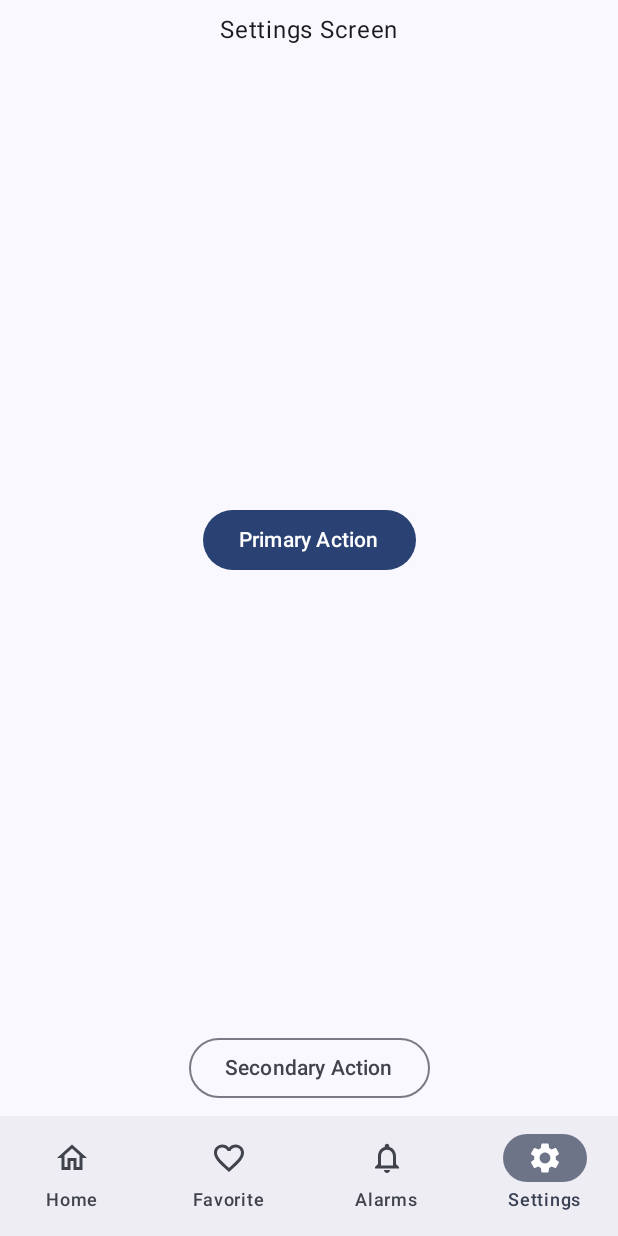
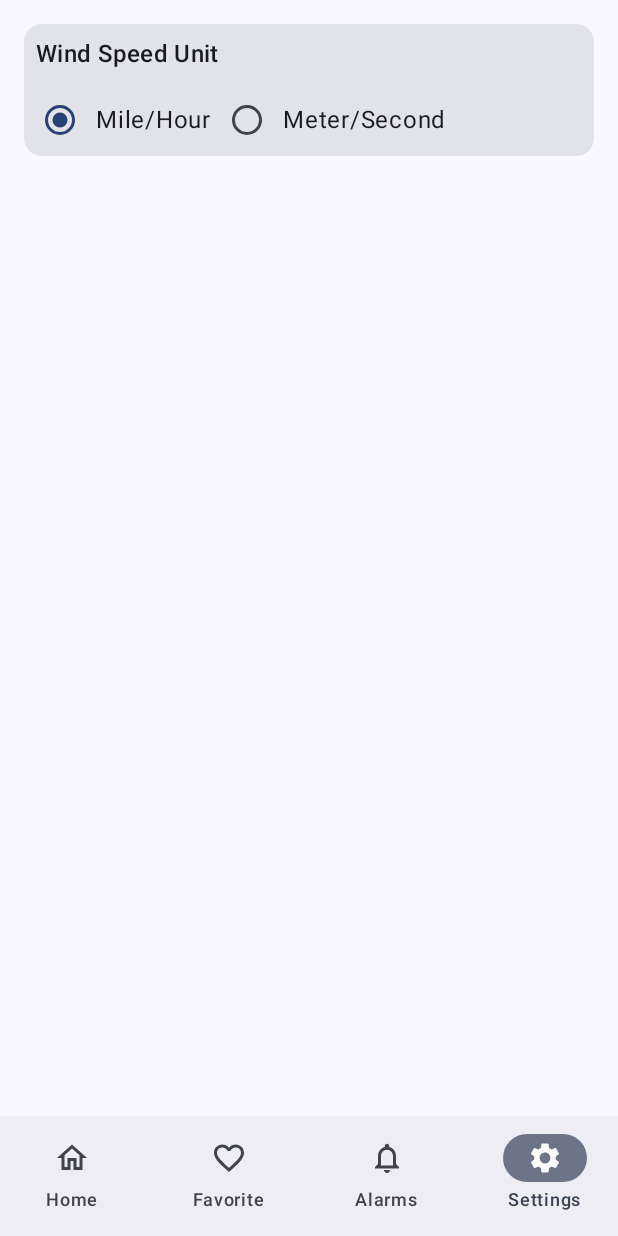
Before and after one commit to Boodyahmedhamdy/Vertex, an Android app built with Jetpack Compose: the screen it shows after launch (MainActivity), item 4 of the bottom bar chosen, on a phone screen of 412 x 824 dp. Run offline under Robolectric (Android 15) with nearby library versions, the light colour scheme and no system bars; our stand-ins replace Room's generated code; libraries missing offline, so code that uses them is left out: com.bumptech.glide; network calls fail; pictures from the network do not load; 1 statement that could not run was skipped.

Commit message:
wind speed settings

```diff
--- a/app/build.gradle.kts
+++ b/app/build.gradle.kts
@@ -101,5 +101,8 @@ dependencies {
     ksp("androidx.room:room-compiler:$room_version")
     implementation("androidx.room:room-ktx:$room_version")
 
+    // data store
+    implementation("androidx.datastore:datastore-preferences:1.1.4")
+
 
 }
--- /dev/null
+++ b/app/src/main/java/com/iti/vertex/data/repos/settings/ISettingsRepository.kt
@@ -0,0 +1,10 @@
+package com.iti.vertex.data.repos.settings
+
+import com.iti.vertex.data.sources.local.settings.WindSpeedUnit
+import kotlinx.coroutines.flow.Flow
+
+interface ISettingsRepository {
+    fun getCurrentWindSpeedUnit(): Flow<WindSpeedUnit>
+
+    suspend fun setWindSpeedUnit(windSpeedUnit: WindSpeedUnit)
+}
--- /dev/null
+++ b/app/src/main/java/com/iti/vertex/data/repos/settings/SettingsRepository.kt
@@ -0,0 +1,21 @@
+package com.iti.vertex.data.repos.settings
+
+import com.iti.vertex.data.sources.local.settings.ISettingsLocalDataSource
+import com.iti.vertex.data.sources.local.settings.WindSpeedUnit
+import kotlinx.coroutines.Dispatchers
+import kotlinx.coroutines.flow.flowOn
+import kotlinx.coroutines.flow.map
+
+private const val TAG = "SettingsRepository"
+class SettingsRepository(
+    private val localDataSource: ISettingsLocalDataSource
+) : ISettingsRepository {
+
+    override fun getCurrentWindSpeedUnit() = localDataSource.getCurrentWindSpeed()
+        .map { WindSpeedUnit.valueOf(it) }
+        .flowOn(Dispatchers.IO)
+
+    override suspend fun setWindSpeedUnit(windSpeedUnit: WindSpeedUnit) = localDataSource.setWindSpeedUnit(windSpeedUnit)
+
+
+}
--- /dev/null
+++ b/app/src/main/java/com/iti/vertex/data/sources/local/settings/DataStoreHelper.kt
@@ -0,0 +1,69 @@
+package com.iti.vertex.data.sources.local.settings
+
+import android.content.Context
+import android.util.Log
+import androidx.annotation.StringRes
+import androidx.datastore.core.DataStore
+import androidx.datastore.preferences.core.Preferences
+import androidx.datastore.preferences.core.edit
+import androidx.datastore.preferences.core.stringPreferencesKey
+import androidx.datastore.preferences.preferencesDataStore
+import com.iti.vertex.R
+import kotlinx.coroutines.flow.Flow
+import kotlinx.coroutines.flow.map
+
+private const val TAG = "DataStoreHelper"
+
+val Context.dataStore: DataStore<Preferences> by preferencesDataStore(name = "VERTEX_SETTINGS")
+
+class DataStoreHelper(private val context: Context) {
+
+    companion object {
+        val windSpeedUnitKey = stringPreferencesKey("WIND_SPEED_UNIT_KEY")
+        val tempUnitKey = stringPreferencesKey("TEMP_UNIT_KEY")
+    }
+
+    fun getCurrentTempUnit(): Flow<String> = context.dataStore.data.map { settings ->
+        settings[tempUnitKey] ?: TempUnit.KELVIN.name
+    }
+
+    suspend fun setTempUnit(tempUnit: TempUnit) = context.dataStore.edit {settings ->
+        settings[tempUnitKey] = tempUnit.name
+    }
+
+    fun getCurrentWindSpeed(): Flow<String> = context.dataStore.data.map {settings ->
+        Log.i(TAG, "getCurrentWindSpeed: ${settings[windSpeedUnitKey]}")
+        settings[windSpeedUnitKey] ?: WindSpeedUnit.MILE_PER_HOUR.name
+    }
+
+    suspend fun setWindSpeedUnit(windSpeedUnit: WindSpeedUnit) {
+        context.dataStore.edit {settings ->
+            settings[windSpeedUnitKey] = windSpeedUnit.name
+            Log.i(TAG, "setWindSpeedUnit: $windSpeedUnit")
+        }
+    }
+}
+
+
+
+enum class TempUnit(
+    val converter: (Double) -> Double,
+    @StringRes val displayName: Int = R.string.settings
+) {
+    KELVIN(converter = { it }, displayName = R.string.kelvin),
+    FAHRENHEIT(converter = { k -> 1.8 * (k - 273.05) + 32 }, displayName = R.string.fahrenheit),
+    Celsius(converter = { k -> k - 273.15 }, displayName = R.string.celisuis)
+}
+
+
+/**
+ * @param converter is the lambda to convert from default value to other values
+ * @property MILE_PER_HOUR is the default, so it returns the same value
+ * */
+enum class WindSpeedUnit(
+    val converter: (Double) -> Double,
+    @StringRes val displayName: Int = R.string.settings
+) {
+    MILE_PER_HOUR(converter = { it }, displayName = R.string.mile_per_hour), // default value
+    METER_PER_SECOND(converter = { it * 0.44704 }, displayName = R.string.meter_per_second)
+}
--- /dev/null
+++ b/app/src/main/java/com/iti/vertex/data/sources/local/settings/ISettingsLocalDataSource.kt
@@ -0,0 +1,9 @@
+package com.iti.vertex.data.sources.local.settings
+
+import kotlinx.coroutines.flow.Flow
+
+interface ISettingsLocalDataSource {
+    fun getCurrentWindSpeed(): Flow<String>
+
+    suspend fun setWindSpeedUnit(windSpeedUnit: WindSpeedUnit)
+}
--- /dev/null
+++ b/app/src/main/java/com/iti/vertex/data/sources/local/settings/SettingsLocalDataSource.kt
@@ -0,0 +1,15 @@
+package com.iti.vertex.data.sources.local.settings
+
+import kotlinx.coroutines.Dispatchers
+import kotlinx.coroutines.withContext
+
+class SettingsLocalDataSource(
+    private val dataStoreHelper: DataStoreHelper
+) : ISettingsLocalDataSource {
+
+    override fun getCurrentWindSpeed() = dataStoreHelper.getCurrentWindSpeed()
+    override suspend fun setWindSpeedUnit(windSpeedUnit: WindSpeedUnit) = withContext(Dispatchers.IO) {
+        dataStoreHelper.setWindSpeedUnit(windSpeedUnit)
+    }
+
+}
--- a/app/src/main/java/com/iti/vertex/navigation/VertexNavHost.kt
+++ b/app/src/main/java/com/iti/vertex/navigation/VertexNavHost.kt
@@ -13,6 +13,7 @@ import androidx.compose.runtime.setValue
 import androidx.compose.ui.Modifier
 import androidx.compose.ui.platform.LocalContext
 import androidx.compose.ui.unit.dp
+import androidx.datastore.core.DataStore
 import androidx.lifecycle.ViewModelProvider
 import androidx.lifecycle.compose.collectAsStateWithLifecycle
 import androidx.lifecycle.viewmodel.compose.viewModel
@@ -23,9 +24,12 @@ import androidx.navigation.navigation
 import androidx.navigation.toRoute
 import com.iti.vertex.alarms.screens.AlarmsScreen
 import com.iti.vertex.data.repos.forecast.ForecastRepository
+import com.iti.vertex.data.repos.settings.SettingsRepository
 import com.iti.vertex.data.sources.local.db.DatabaseHelper
 import com.iti.vertex.data.sources.local.db.entities.ForecastEntity
 import com.iti.vertex.data.sources.local.forecast.ForecastLocalDataSource
+import com.iti.vertex.data.sources.local.settings.DataStoreHelper
+import com.iti.vertex.data.sources.local.settings.SettingsLocalDataSource
 import com.iti.vertex.data.sources.remote.api.RetrofitHelper
 import com.iti.vertex.data.sources.remote.forecast.ForecastRemoteDataSource
 import com.iti.vertex.details.screens.ForecastDetailsScreen
@@ -41,6 +45,8 @@ import com.iti.vertex.home.vm.HomeViewModelFactory
 import com.iti.vertex.locationpicker.screens.LocationPickerScreen
 import com.iti.vertex.settings.screens.SettingsScreen
 import com.iti.vertex.navigation.routes.Routes
+import com.iti.vertex.settings.vm.SettingsViewModel
+import com.iti.vertex.settings.vm.SettingsViewModelFactory
 import kotlinx.coroutines.Dispatchers
 import okhttp3.Route
 
@@ -115,9 +121,16 @@ fun VertexNavHost(
         }
 
         composable<Routes.SettingsScreenRoute> {
-            SettingsScreen(modifier = Modifier
-                .fillMaxSize()
-                .padding(8.dp))
+            val helper = DataStoreHelper(context)
+            val dataSource = SettingsLocalDataSource(dataStoreHelper = helper)
+            val repo = SettingsRepository(localDataSource = dataSource)
+            val factory = SettingsViewModelFactory(repository = repo)
+            val viewModel: SettingsViewModel = viewModel(factory = factory)
+
+            SettingsScreen(
+                viewModel = viewModel,
+                modifier = Modifier.fillMaxSize().padding(8.dp)
+            )
         }
 
         composable<Routes.LocationPickerScreenRoute> {
--- a/app/src/main/java/com/iti/vertex/settings/screens/SettingsScreen.kt
+++ b/app/src/main/java/com/iti/vertex/settings/screens/SettingsScreen.kt
@@ -1,18 +1,127 @@
 package com.iti.vertex.settings.screens
 
+import androidx.annotation.StringRes
+import androidx.compose.foundation.layout.Column
+import androidx.compose.foundation.layout.ExperimentalLayoutApi
+import androidx.compose.foundation.layout.FlowRow
+import androidx.compose.foundation.layout.Row
+import androidx.compose.foundation.layout.fillMaxWidth
+import androidx.compose.foundation.layout.padding
+import androidx.compose.material3.Card
+import androidx.compose.material3.Checkbox
+import androidx.compose.material3.MaterialTheme
+import androidx.compose.material3.RadioButton
+import androidx.compose.material3.Text
 import androidx.compose.runtime.Composable
+import androidx.compose.ui.Alignment
 import androidx.compose.ui.Modifier
+import androidx.compose.ui.res.stringResource
 import androidx.compose.ui.tooling.preview.Preview
-import com.iti.vertex.ui.components.PlaceholderScreen
+import androidx.compose.ui.unit.dp
+import androidx.compose.ui.unit.max
+import androidx.lifecycle.compose.collectAsStateWithLifecycle
+import com.iti.vertex.R
+import com.iti.vertex.data.sources.local.settings.WindSpeedUnit
+import com.iti.vertex.settings.vm.SettingsViewModel
 
+@OptIn(ExperimentalLayoutApi::class)
 @Composable
-fun SettingsScreen(modifier: Modifier = Modifier) {
-    PlaceholderScreen(
-        title = "Settings Screen",
-        onPrimaryButtonClicked = {  },
-        onSecondaryButtonClicked = {  },
+fun SettingsScreen(
+    viewModel: SettingsViewModel,
+    modifier: Modifier = Modifier,
+) {
+
+    val windSpeedState = viewModel.windSpeedUnitState.collectAsStateWithLifecycle()
+
+
+    SettingsScreenContent(
+        windSpeedUnitState = windSpeedState.value,
+        onWindSpeedUnitChanged = { viewModel.setWindSpeedUnit(it) },
+        modifier = modifier,
+    )
+
+
+}
+
+@OptIn(ExperimentalLayoutApi::class)
+@Composable
+fun SettingsScreenContent(
+    modifier: Modifier = Modifier,
+    windSpeedUnitState: WindSpeedUnit,
+    onWindSpeedUnitChanged: (WindSpeedUnit) -> Unit
+) {
+    Column(
         modifier = modifier
-    )
+    ){
+        // wind speed card
+        Card(modifier = Modifier.fillMaxWidth().padding(8.dp)) {
+            // title
+            Text(
+                text = "Wind Speed Unit",
+                style = MaterialTheme.typography.titleMedium,
+                modifier = Modifier.padding(8.dp)
+            )
+
+            // options
+            FlowRow(maxItemsInEachRow = 2) {
+                WindSpeedUnit.entries.forEach { windSpeedUnit ->
+                    Row(
+                        verticalAlignment = Alignment.CenterVertically
+                    ){
+                        RadioButton(
+                            selected = windSpeedUnitState == windSpeedUnit,
+                            onClick = { onWindSpeedUnitChanged(windSpeedUnit) }
+                        )
+                        Text(text = stringResource(windSpeedUnit.displayName))
+                    }
+                }
+            }
+        }
+
+        // temperature unit card
+
+
+    }
+}
+
+@OptIn(ExperimentalLayoutApi::class)
+@Composable
+fun SettingsItem(
+    modifier: Modifier = Modifier,
+    @StringRes title: Int,
+    maxItemsInEachRow: Int = 2,
+    options: List<Any>,
+    selected: () -> Boolean,
+    onClick: (Any) -> Unit,
+    @StringRes displayName: Int
+) {
+    Card(
+        modifier = modifier
+    ) {
+        // title
+        Text(
+            text = stringResource(title),
+            style = MaterialTheme.typography.titleMedium,
+            modifier = Modifier.padding(8.dp)
+        )
+
+        // options
+        FlowRow(maxItemsInEachRow = maxItemsInEachRow) {
+            options.forEach {
+                Row(
+                    verticalAlignment = Alignment.CenterVertically
+                ){
+                    RadioButton(
+                        selected = selected(),
+                        onClick = {
+                            onClick(it)
+                        }
+                    )
+                    Text(text = stringResource(displayName))
+                }
+            }
+        }
+    }
 }
 
 @Preview
--- /dev/null
+++ b/app/src/main/java/com/iti/vertex/settings/vm/SettingsViewModel.kt
@@ -0,0 +1,49 @@
+package com.iti.vertex.settings.vm
+
+import android.util.Log
+import androidx.lifecycle.ViewModel
+import androidx.lifecycle.viewModelScope
+import androidx.lifecycle.viewmodel.compose.viewModel
+import com.iti.vertex.data.repos.settings.ISettingsRepository
+import com.iti.vertex.data.repos.settings.SettingsRepository
+import com.iti.vertex.data.sources.local.settings.WindSpeedUnit
+import kotlinx.coroutines.flow.MutableStateFlow
+import kotlinx.coroutines.flow.asStateFlow
+import kotlinx.coroutines.flow.update
+import kotlinx.coroutines.launch
+
+private const val TAG = "SettingsViewModel"
+
+class SettingsViewModel(
+    private val repository: ISettingsRepository
+): ViewModel() {
+
+    private val _windSpeedUnitState: MutableStateFlow<WindSpeedUnit> = MutableStateFlow(WindSpeedUnit.MILE_PER_HOUR)
+    val windSpeedUnitState = _windSpeedUnitState.asStateFlow()
+
+    init {
+        Log.i(TAG, "init: viewmodel created")
+        loadWindSpeedUnit()
+    }
+
+
+    fun setWindSpeedUnit(windSpeedUnit: WindSpeedUnit) {
+        Log.i(TAG, "setWindSpeedUnit: setting ${windSpeedUnit.name}")
+        viewModelScope.launch {
+            repository.setWindSpeedUnit(windSpeedUnit)
+            _windSpeedUnitState.update { windSpeedUnit }
+        }
+    }
+
+    fun loadWindSpeedUnit() {
+        Log.i(TAG, "loadWindSpeedUnit: started")
+        viewModelScope.launch {
+            repository.getCurrentWindSpeedUnit().collect { currentUnit ->
+                Log.i(TAG, "loadWindSpeedUnit: converter: ${currentUnit.converter}")
+                Log.i(TAG, "loadWindSpeedUnit: current unit ${currentUnit.name}")
+            }
+        }
+
+    }
+
+}
--- /dev/null
+++ b/app/src/main/java/com/iti/vertex/settings/vm/SettingsViewModelFactory.kt
@@ -0,0 +1,16 @@
+package com.iti.vertex.settings.vm
+
+import androidx.lifecycle.ViewModel
+import androidx.lifecycle.ViewModelProvider
+import com.iti.vertex.data.repos.settings.ISettingsRepository
+import com.iti.vertex.data.repos.settings.SettingsRepository
+
+@Suppress("UNCHECKED_CAST")
+class SettingsViewModelFactory(
+    private val repository: ISettingsRepository
+): ViewModelProvider.Factory {
+
+    override fun <T : ViewModel> create(modelClass: Class<T>): T {
+        return SettingsViewModel(repository) as T
+    }
+}
--- a/app/src/main/res/values/strings.xml
+++ b/app/src/main/res/values/strings.xml
@@ -14,4 +14,10 @@
     <string name="country">country: %1$s</string>
     <string name="delete_from_favorite_locations">delete %1$s from favorite locations</string>
     <string name="forecast_details">Forecast Details</string>
+    <string name="meter_per_second">Meter/Second</string>
+    <string name="mile_per_hour">Mile/Hour</string>
+    <string name="wind_speed_unit_title">Wind Speed Unit</string>
+    <string name="kelvin">Kelvin</string>
+    <string name="fahrenheit">Fahrenheit</string>
+    <string name="celisuis">Celisuis</string>
 </resources>
```
